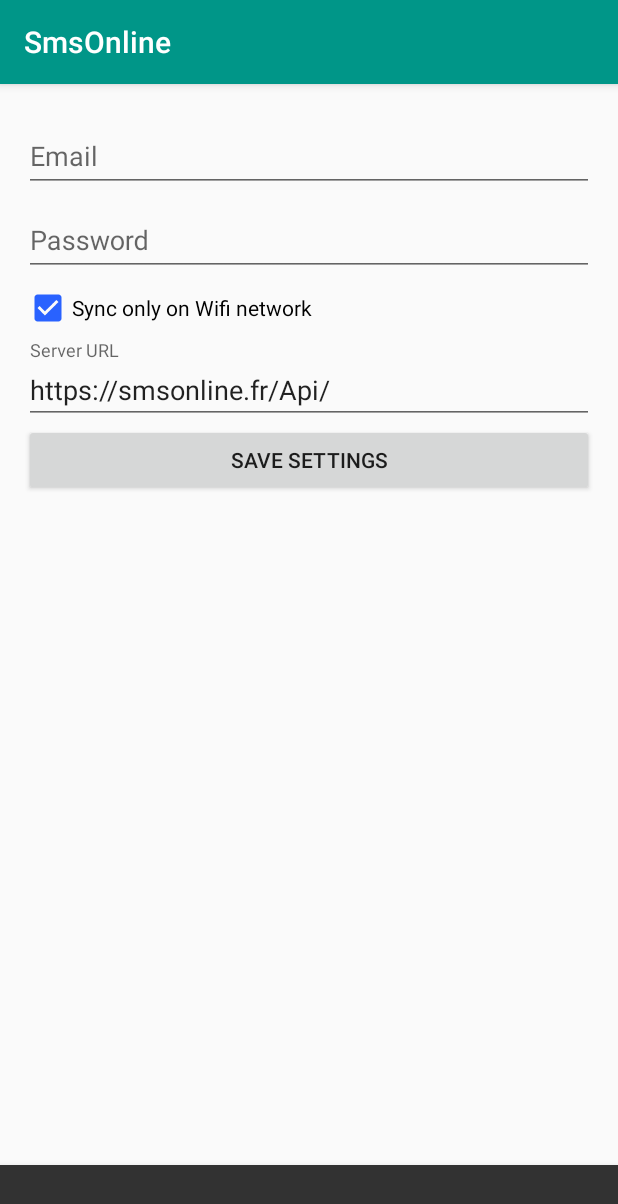
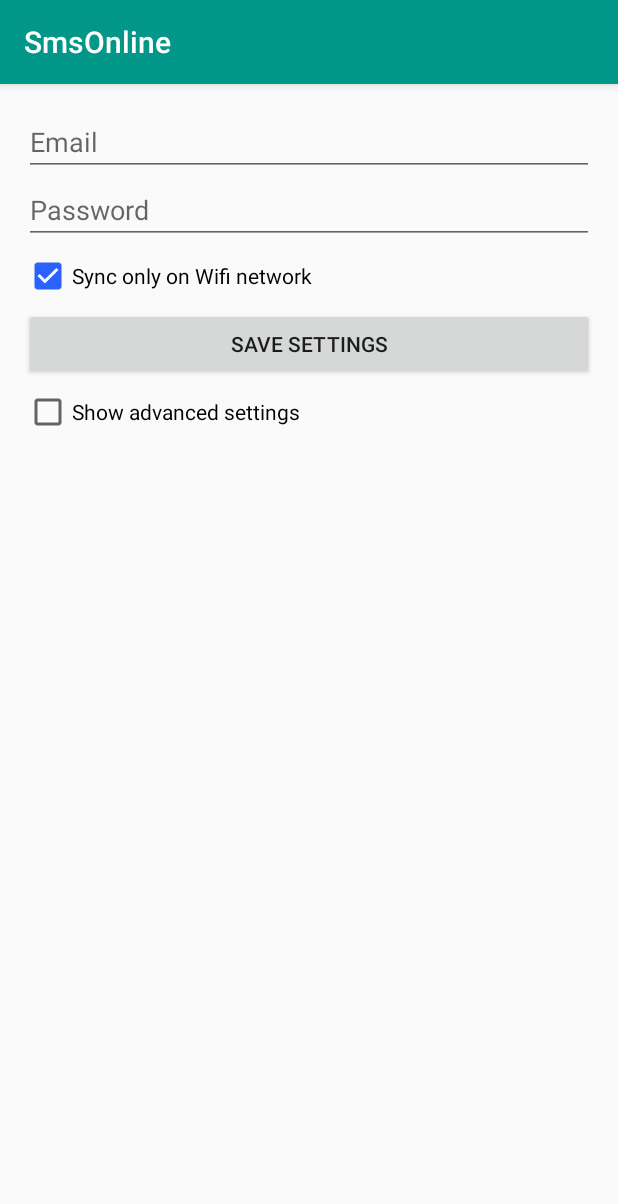
Before and after one commit to CodazziS/SmsOnline, an Android app: the screen it shows after launch (MainActivity), after a tap on "Settings", on a phone screen of 412 x 824 dp. Shown: the top 1204 px of the screen. Run offline under Robolectric (Android 15) with nearby library versions, the light colour scheme and no system bars; 1 statement that could not run was skipped.

Commit message:
Add debug logs in settings activity

```diff
--- a/app/build.gradle
+++ b/app/build.gradle
@@ -8,8 +8,8 @@
         applicationId "fr.codazzi.smsonline"
         minSdkVersion 18
         targetSdkVersion 24
-        versionCode 41
-        versionName "1.1.5"
+        versionCode 43
+        versionName "1.1.6"
     }
     buildTypes {
         release {
--- a/app/src/main/java/fr/codazzi/smsonline/MainActivity.java
+++ b/app/src/main/java/fr/codazzi/smsonline/MainActivity.java
@@ -28,6 +28,8 @@
 import android.widget.LinearLayout;
 import android.widget.TextView;
 import android.widget.Toast;
+
+import org.w3c.dom.Text;
 
 import java.text.DateFormat;
 import java.text.SimpleDateFormat;
@@ -200,25 +202,21 @@
         EditText email;
         EditText password;
         EditText server_uri;
+        TextView settings_logs;
         Button saveBtn;
         CheckBox wifi_only;
 
-        String default_api_url;
+        String default_api_url = getString(R.string.api_url);
         String default_email = "";
         String default_password = "";
+        this.c_activity = "settings";
 
-        if (BuildConfig.DEBUG) {
-            default_api_url = getString(R.string.api_url_debug);
-        } else {
-            default_api_url = getString(R.string.api_url);
-        }
-
+        /* Get defaults values */
         try {
+            if (BuildConfig.DEBUG) {
+                default_api_url = getString(R.string.api_url_debug);
+            }
             PackageInfo pInfo = getPackageManager().getPackageInfo(getPackageName(), 0);
-            Snackbar.make(findViewById(android.R.id.content),
-                    pInfo.versionName,
-                    Snackbar.LENGTH_LONG)
-                    .setAction("Action", null).show();
             if (pInfo.versionName.contains("alpha")) {
                 default_email = "alpha@example.com";
                 default_password = "@z3rtY";
@@ -227,21 +225,28 @@
         } catch (PackageManager.NameNotFoundException e) {
             e.printStackTrace();
         }
+
+        /* Set view */
         setContentView(R.layout.activity_settings);
         Toolbar toolbar = (Toolbar) findViewById(R.id.toolbar);
         setSupportActionBar(toolbar);
-        c_activity = "settings";
+
+        /* Find all components */
         email = (EditText) findViewById(R.id.config_email);
+        password = (EditText) findViewById(R.id.config_password);
+        wifi_only = (CheckBox) findViewById(R.id.config_wifi_only);
+        server_uri = (EditText) findViewById(R.id.config_uri);
+        saveBtn = (Button) findViewById(R.id.saveSettings);
+        settings_logs = (TextView) findViewById(R.id.settingsLogs);
+
+        /* set values */
         email.setText(this.settings.getString("email", default_email));
-        password = (EditText) findViewById(R.id.config_password);
         password.setText(this.settings.getString("password", default_password));
-        wifi_only = (CheckBox) findViewById(R.id.config_wifi_only);
         wifi_only.setChecked(this.settings.getBoolean("wifi_only", true));
+        server_uri.setText(this.settings.getString("server_uri2", default_api_url));
+        settings_logs.setText(Tools.getStoreLog(this.getApplicationContext()));
 
-        server_uri = (EditText) findViewById(R.id.config_uri);
-        server_uri.setText(this.settings.getString("server_uri2", default_api_url));
-
-        saveBtn = (Button) findViewById(R.id.saveSettings);
+        /* Submit form */
         saveBtn.setOnClickListener(new View.OnClickListener() {
             @Override
             public void onClick(View v) {
@@ -274,6 +279,34 @@
         startActivity(intent);
     }
 
+    public void resetLogs(View view) {
+        Tools.resetLogs(this.getApplicationContext());
+        TextView settings_logs = (TextView) findViewById(R.id.settingsLogs);
+        settings_logs.setText(Tools.getStoreLog(this.getApplicationContext()));
+    }
+
+    public void showFullSettings(View view) {
+        CheckBox checkbox_display;
+        EditText server_api;
+        TextView settings_logs;
+        Button clear_logs;
+
+        settings_logs = (TextView) findViewById(R.id.settingsLogs);
+        server_api = (EditText) findViewById(R.id.config_uri);
+        checkbox_display = (CheckBox) findViewById(R.id.displayFullSettings);
+        clear_logs = (Button) findViewById(R.id.settingsResetLogs);
+
+        if (checkbox_display.isChecked()) {
+            settings_logs.setVisibility(View.VISIBLE);
+            server_api.setVisibility(View.VISIBLE);
+            clear_logs.setVisibility(View.VISIBLE);
+        } else {
+            settings_logs.setVisibility(View.GONE);
+            server_api.setVisibility(View.GONE);
+            clear_logs.setVisibility(View.GONE);
+        }
+    }
+
     private void saveSettings(View view) {
         EditText email;
         EditText password;
@@ -293,10 +326,10 @@
         editor.putBoolean("wifi_only", wifi_only.isChecked() || wifi_only.isActivated() || wifi_only.isFocused());
         editor.apply();
 
-        this.askPermissions();
         putMain();
         Snackbar.make(findViewById(android.R.id.content), getString(R.string.home_change_saved), Snackbar.LENGTH_LONG)
                 .setAction("Action", null).show();
+        this.askPermissions();
         this.logonLoop();
     }
 
--- a/app/src/main/java/fr/codazzi/smsonline/controllers/Api.java
+++ b/app/src/main/java/fr/codazzi/smsonline/controllers/Api.java
@@ -61,7 +61,7 @@
         }
         if (this.working) {
             if (this.last_work == 0 || this.last_work < ((new Date()).getTime() - 300000)) {
-                Tools.logDebug(2, "Reset work: timeout");
+                Tools.storeLog(context, "Timeout - Api.java L64");
                 this.reset_api = true;
                 this.saveSettings();
             }
@@ -86,6 +86,7 @@
                 this.syncMessages(false);
                 break;
             default:
+                Tools.storeLog(context, "Error ?! - Api.java L89");
                 this.reset_api = true;
                 saveSettings();
         }
@@ -94,6 +95,7 @@
     private boolean getSettings() {
         this.reset_api = this.settings.getBoolean("reset_api", false);
         if (this.reset_api) {
+            Tools.storeLog(context, "reset api");
             this.reset_api = false;
             this.working = false;
             this.step = 0;
@@ -137,6 +139,7 @@
             this.user = null;
             this.key = null;
             this.reset_api = true;
+            Tools.storeLog(context, "Error : " + String.valueOf(error) + " Step : " + this.step + " - Api.java L143");
             return true;
         }
         return false;
--- a/app/src/main/java/fr/codazzi/smsonline/sync/Synchronisation.java
+++ b/app/src/main/java/fr/codazzi/smsonline/sync/Synchronisation.java
@@ -31,8 +31,6 @@
             editor.apply();
             return;
         }
-
         new Api(context, settings).Run();
-
     }
 }
--- a/app/src/main/res/layout/content_settings.xml
+++ b/app/src/main/res/layout/content_settings.xml
@@ -17,29 +17,21 @@
     android:paddingRight="@dimen/activity_horizontal_margin"
     android:paddingTop="@dimen/activity_vertical_margin"
     >
-    <android.support.design.widget.TextInputLayout
-        android:layout_width="match_parent"
-        android:layout_height="wrap_content">
-        <EditText
+    <android.support.v7.widget.AppCompatEditText
         android:layout_width="match_parent"
         android:layout_height="wrap_content"
         android:inputType="textEmailAddress"
         android:hint="@string/settings_email"
         android:id="@+id/config_email"
         />
-    </android.support.design.widget.TextInputLayout>
 
-    <android.support.design.widget.TextInputLayout
-        android:layout_width="match_parent"
-        android:layout_height="wrap_content">
-        <EditText
+    <android.support.v7.widget.AppCompatEditText
         android:layout_width="match_parent"
         android:layout_height="wrap_content"
         android:inputType="textPassword"
         android:hint="@string/settings_password"
         android:id="@+id/config_password"
         />
-    </android.support.design.widget.TextInputLayout>
 
     <android.support.v7.widget.AppCompatCheckBox
         android:layout_width="match_parent"
@@ -50,17 +42,14 @@
         android:layout_marginBottom="5dp"
         />
 
-    <android.support.design.widget.TextInputLayout
-        android:layout_width="match_parent"
-        android:layout_height="wrap_content">
-        <EditText
+    <android.support.v7.widget.AppCompatEditText
         android:layout_width="match_parent"
         android:layout_height="wrap_content"
         android:inputType="textUri"
         android:hint="@string/settings_api"
         android:id="@+id/config_uri"
+        android:visibility="gone"
         />
-    </android.support.design.widget.TextInputLayout>
 
     <android.support.v7.widget.AppCompatButton
         android:id="@+id/saveSettings"
@@ -68,8 +57,32 @@
         android:layout_height="wrap_content"
         android:text="@string/settings_save"
         /><!--android:onClick="saveSettings"-->
+
+    <android.support.v7.widget.AppCompatCheckBox
+        android:id="@+id/displayFullSettings"
+        android:layout_width="match_parent"
+        android:layout_height="wrap_content"
+        android:text="@string/settings_show_full_settings"
+        android:layout_marginTop="5dp"
+        android:layout_marginBottom="5dp"
+        android:onClick="showFullSettings"
+        />
+
+    <android.support.v7.widget.AppCompatTextView
+        android:id="@+id/settingsLogs"
+        android:layout_width="match_parent"
+        android:layout_height="wrap_content"
+        android:layout_marginTop="5dp"
+        android:layout_marginBottom="5dp"
+        android:visibility="gone"
+        />
+    <android.support.v7.widget.AppCompatButton
+        android:id="@+id/settingsResetLogs"
+        android:layout_width="match_parent"
+        android:layout_height="wrap_content"
+        android:text="@string/settings_reset_logs"
+        android:onClick="resetLogs"
+        android:visibility="gone"
+        />
 </LinearLayout>
 </ScrollView>
-<!--
-</LinearLayout>
--->
--- a/app/src/main/res/values/strings.xml
+++ b/app/src/main/res/values/strings.xml
@@ -49,6 +49,8 @@
     <string name="settings_only_wifi">Sync only on Wifi network</string>
     <string name="settings_api">Server URL</string>
     <string name="settings_save">Save settings</string>
+    <string name="settings_show_full_settings">Show advanced settings</string>
+    <string name="settings_reset_logs">Clear logs</string>
 
     <!-- JAVA -->
         <!-- MainActivity -->
```
Also changed, not shown: app/src/main/java/fr/codazzi/smsonline/Tools.java (+27 -0 lines), 1 other file. Lines whose indentation alone changed are shown as unchanged.
